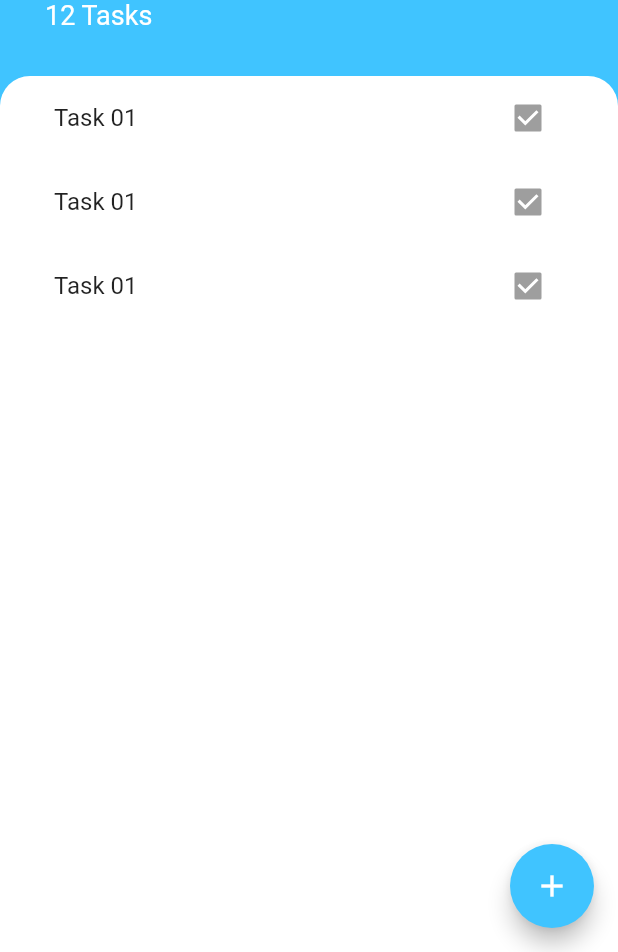
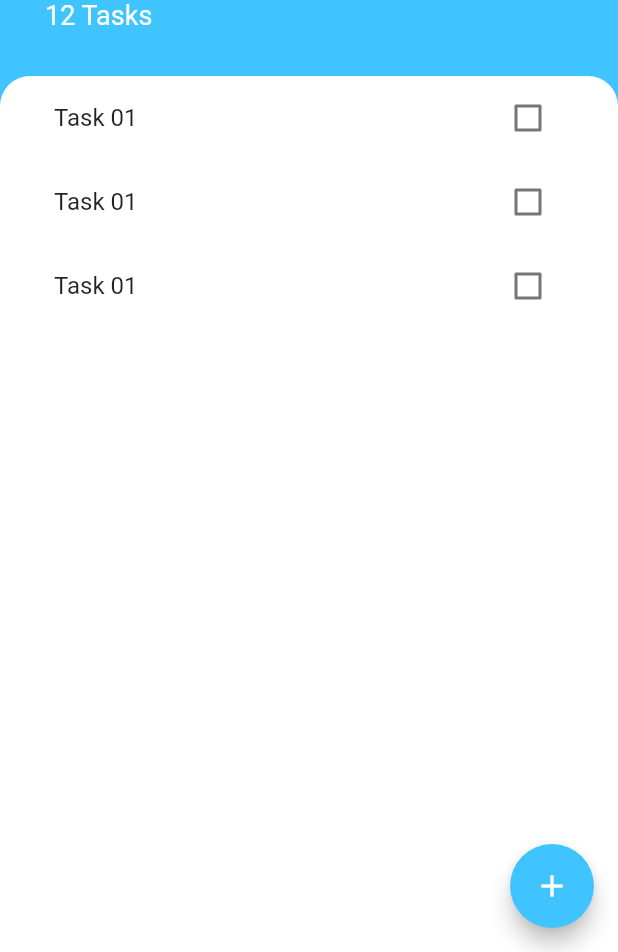
Before and after one commit to nmoragane/todoey, a Flutter app: the screen it shows after launch, on a phone screen of 412 x 824 dp, the part 284-1236 px from its top. Run offline on Flutter 3.47's test engine with Material 2 defaults, Android fonts, the phone set to English and light mode, and no system bars.

Commit message:
set check boxes

```diff
--- a/lib/widgets/tasks_tile.dart
+++ b/lib/widgets/tasks_tile.dart
@@ -1,14 +1,45 @@
 import 'package:flutter/material.dart';
 
-class TaskTile extends StatelessWidget {
+class TaskTile extends StatefulWidget {
+  @override
+  _TaskTileState createState() => _TaskTileState();
+}
+
+class _TaskTileState extends State<TaskTile> {
+  bool isChecked = false;
+
+  void checkboxChecked(bool checkboxState) {
+    setState(() {
+      isChecked = checkboxState;
+    });
+  }
+
   @override
   Widget build(BuildContext context) {
     return ListTile(
-      title: Text('Task 01'),
-      trailing: Checkbox(
-        value: true,
-        // onChanged: () {},
+      title: Text(
+        'Task 01',
+        style: TextStyle(
+          decoration: isChecked ? TextDecoration.lineThrough : null,
+        ),
       ),
+      trailing: TaskCheckBox(isChecked, checkboxChecked),
     );
   }
 }
+
+class TaskCheckBox extends StatelessWidget {
+  final bool checkBoxState;
+  final Function toggleCheckBoxState;
+
+  TaskCheckBox(this.checkBoxState, this.toggleCheckBoxState);
+
+  @override
+  Widget build(BuildContext context) {
+    return Checkbox(
+      activeColor: Colors.lightBlueAccent,
+      value: checkBoxState,
+      onChanged: toggleCheckBoxState,
+    );
+  }
+}
```
